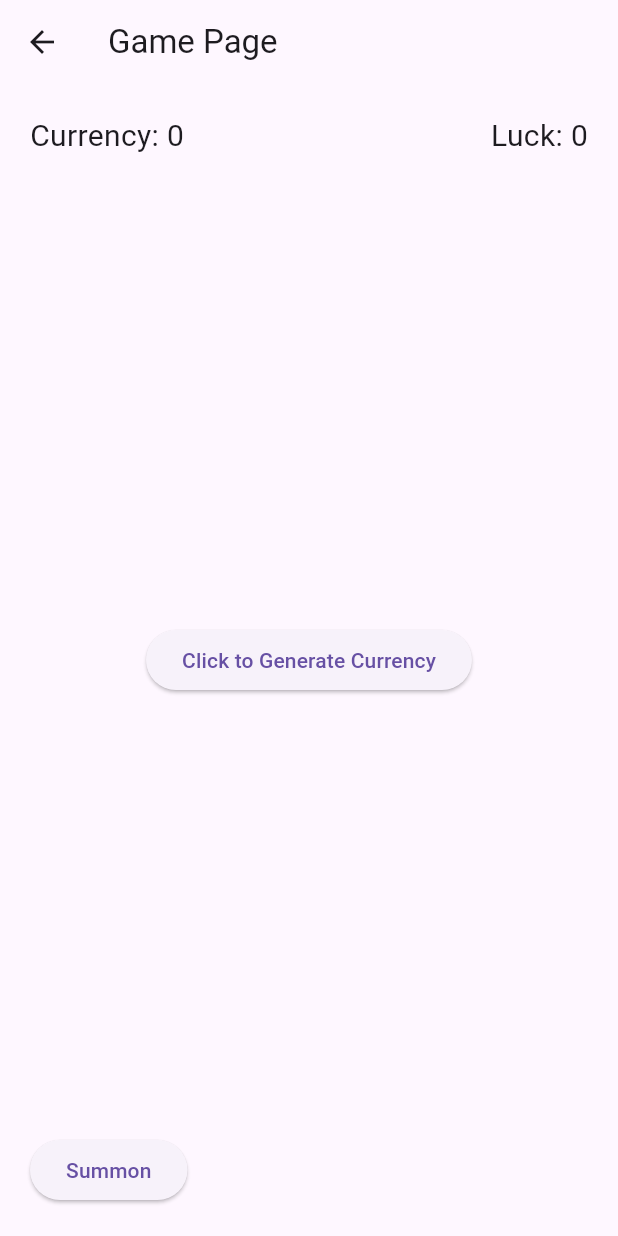
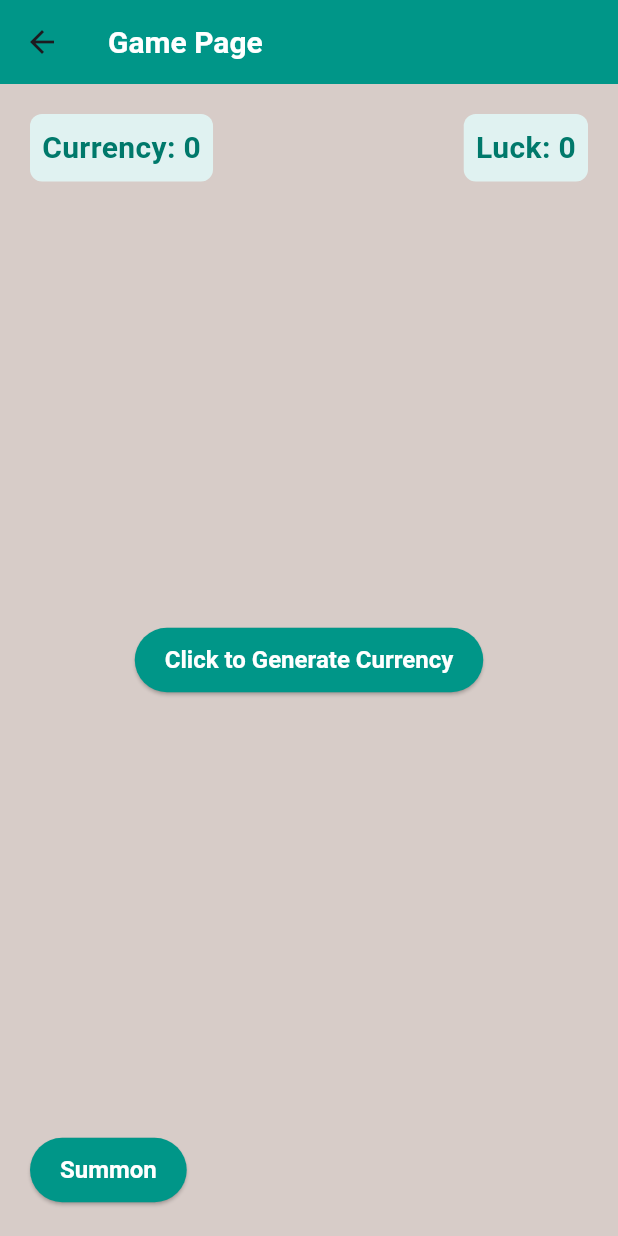
Before and after one commit to AnweyArc/GachaGame, a Flutter app: the screen it shows after launch, after a tap on "Play", on a phone screen of 412 x 824 dp. Run offline on Flutter 3.47's test engine with Material 3 defaults, Android fonts, the phone set to English and light mode, and no system bars; our stand-ins replace shared_preferences.

Commit message:
changed main menu theme, added settings and theme_provider both unused

```diff
--- a/lib/main.dart
+++ b/lib/main.dart
@@ -2,7 +2,6 @@ import 'package:flutter/material.dart';
 import 'package:provider/provider.dart';
 import 'currency_provider.dart';
 import 'summonpage.dart';
-import 'cards.dart';
 
 void main() {
   runApp(MyApp());
@@ -12,10 +11,33 @@ class MyApp extends StatelessWidget {
   @override
   Widget build(BuildContext context) {
     return ChangeNotifierProvider(
-      create: (_) => CurrencyProvider()..loadCurrency(), // Load currency on start
+      create: (_) => CurrencyProvider()..loadCurrency(),
       child: MaterialApp(
         title: 'Gacha Clicker',
-        theme: ThemeData(primarySwatch: Colors.blue),
+        theme: ThemeData(
+          primarySwatch: Colors.teal,
+          scaffoldBackgroundColor: Colors.brown[100], // Light brown background
+          appBarTheme: AppBarTheme(
+            color: Colors.teal, // Teal app bar
+            titleTextStyle: TextStyle(
+              fontSize: 20,
+              fontWeight: FontWeight.bold,
+              color: Colors.white,
+            ),
+          ),
+          textTheme: TextTheme(
+            bodyLarge: TextStyle(color: Colors.brown[800]), // Brown text
+            bodyMedium: TextStyle(color: Colors.teal[700]), // Teal accent text
+          ),
+          elevatedButtonTheme: ElevatedButtonThemeData(
+            style: ElevatedButton.styleFrom(
+              backgroundColor: Colors.teal, // Teal buttons
+              foregroundColor: Colors.white, // Button text
+              padding: EdgeInsets.symmetric(vertical: 12, horizontal: 20),
+              textStyle: TextStyle(fontSize: 16, fontWeight: FontWeight.bold),
+            ),
+          ),
+        ),
         home: MainMenu(),
       ),
     );
@@ -27,7 +49,7 @@ class MainMenu extends StatelessWidget {
   Widget build(BuildContext context) {
     return Scaffold(
       appBar: AppBar(
-        title: Text('Main Menu'),
+        title: Text('Gachove'),
       ),
       body: Center(
         child: Column(
@@ -42,16 +64,17 @@ class MainMenu extends StatelessWidget {
               },
               child: Text('Play'),
             ),
+            SizedBox(height: 20),
             ElevatedButton(
               onPressed: () {
-                // Navigate to settings (placeholder for now)
+                // Placeholder for settings page
               },
               child: Text('Settings'),
             ),
+            SizedBox(height: 20),
             ElevatedButton(
               onPressed: () {
-                // Exit the app
-                // Note: Exiting apps programmatically is discouraged in Flutter.
+                // Placeholder for exit logic
               },
               child: Text('Exit'),
             ),
@@ -76,25 +99,47 @@ class GamePage extends StatelessWidget {
           Positioned(
             top: 20,
             left: 20,
-            child: Text(
-              'Currency: ${currencyProvider.currency}',
-              style: TextStyle(fontSize: 20),
+            child: Container(
+              padding: EdgeInsets.all(8),
+              decoration: BoxDecoration(
+                color: Colors.teal[50], // Light teal background for text
+                borderRadius: BorderRadius.circular(8),
+              ),
+              child: Text(
+                'Currency: ${currencyProvider.currency}',
+                style: TextStyle(
+                  fontSize: 20,
+                  fontWeight: FontWeight.bold,
+                  color: Colors.teal[700],
+                ),
+              ),
             ),
           ),
           Positioned(
             top: 20,
             right: 20,
-            child: Text(
-              'Luck: 0', // Update with actual luck value logic if necessary
-              style: TextStyle(fontSize: 20),
+            child: Container(
+              padding: EdgeInsets.all(8),
+              decoration: BoxDecoration(
+                color: Colors.teal[50],
+                borderRadius: BorderRadius.circular(8),
+              ),
+              child: Text(
+                'Luck: 0', // Update with actual logic if needed
+                style: TextStyle(
+                  fontSize: 20,
+                  fontWeight: FontWeight.bold,
+                  color: Colors.teal[700],
+                ),
+              ),
             ),
           ),
           Center(
             child: ElevatedButton(
               onPressed: () {
-                final equippedCard = currencyProvider.equippedCard; // Get the equipped card
-                final multiplier = equippedCard?.currencyMultiplier ?? 1; // Default to 1 if no card equipped
-                currencyProvider.increaseCurrency(1 * multiplier); // Multiply base currency by multiplier
+                final equippedCard = currencyProvider.equippedCard;
+                final multiplier = equippedCard?.currencyMultiplier ?? 1;
+                currencyProvider.increaseCurrency(1 * multiplier);
               },
               child: Text('Click to Generate Currency'),
             ),
```
Also changed, not shown: lib/settings(Unused).dart (added, +101 -0 lines), lib/theme_provider(Unused).dart (added, +57 -0 lines).
